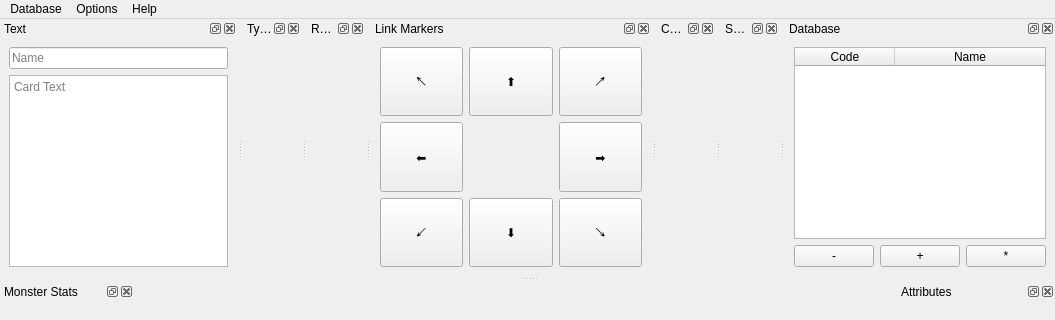
Qt form src/gui/main_window.ui (ProjectIgnis/Datacorn) before a commit; both pictures show x 0 to 1055 and y 0 to 320 of the 1055 by 812 pixel window.
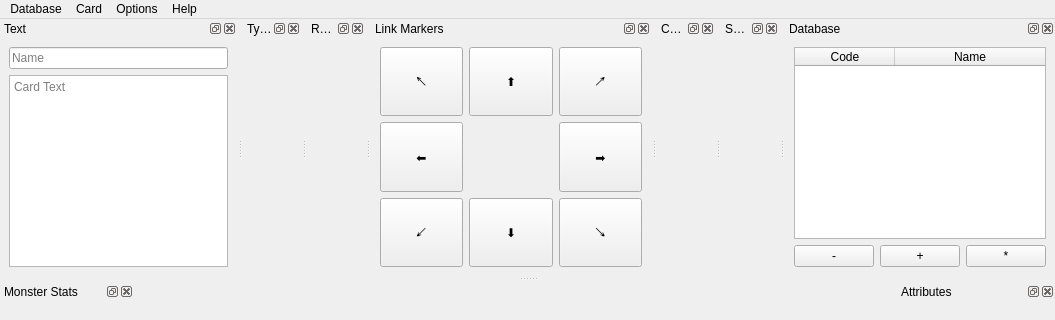
The same form after that commit. Icons and pictures are not drawn.

Commit message: add Save Data menu

The edit to the form file:
```diff
--- a/src/gui/main_window.ui
+++ b/src/gui/main_window.ui
@@ -64,7 +64,14 @@
     </widget>
     <addaction name="menuLanguage"/>
    </widget>
+   <widget class="QMenu" name="menuCard">
+    <property name="title">
+     <string>Card</string>
+    </property>
+    <addaction name="actionSaveData"/>
+   </widget>
    <addaction name="menuDatabase"/>
+   <addaction name="menuCard"/>
    <addaction name="menuOptions"/>
    <addaction name="menuHelp"/>
   </widget>
```
Left out of the diff: 8 changed lines with no effect on the pictures.
